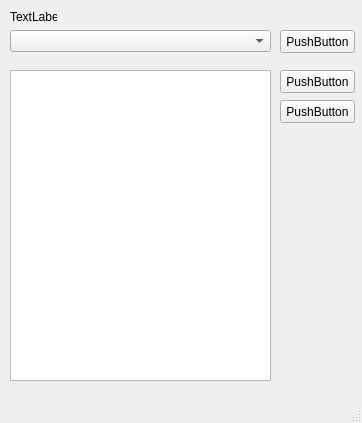
The window that ui/search_window.ui (captaindamien/NII_EIAS) describes before a commit, drawn with Qt 5.
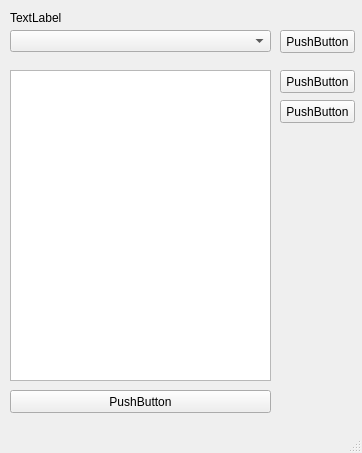
The same window after the commit.

```diff
--- a/ui/search_window.ui
+++ b/ui/search_window.ui
@@ -7,7 +7,7 @@
     <x>0</x>
     <y>0</y>
     <width>362</width>
-    <height>423</height>
+    <height>453</height>
    </rect>
   </property>
   <property name="windowTitle">
@@ -55,8 +55,8 @@
      <rect>
       <x>10</x>
       <y>10</y>
-      <width>47</width>
-      <height>13</height>
+      <width>261</width>
+      <height>16</height>
      </rect>
     </property>
     <property name="text">
@@ -86,6 +86,19 @@
      <string>PushButton</string>
     </property>
    </widget>
+   <widget class="QPushButton" name="pushButton_3">
+    <property name="geometry">
+     <rect>
+      <x>10</x>
+      <y>390</y>
+      <width>261</width>
+      <height>23</height>
+     </rect>
+    </property>
+    <property name="text">
+     <string>PushButton</string>
+    </property>
+   </widget>
   </widget>
   <widget class="QMenuBar" name="menubar">
    <property name="geometry">
```
